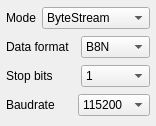
Above: Software/ComPortSharingSettingsWindow.ui from Orange-hanter/Marvie before the change. Below: the same form after it.
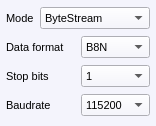
That is the form after the change.

```diff
--- a/Software/ComPortSharingSettingsWindow.ui
+++ b/Software/ComPortSharingSettingsWindow.ui
@@ -10,6 +10,454 @@
     <height>126</height>
    </rect>
   </property>
+  <property name="palette">
+   <palette>
+    <active>
+     <colorrole role="WindowText">
+      <brush brushstyle="SolidPattern">
+       <color alpha="255">
+        <red>0</red>
+        <green>0</green>
+        <blue>0</blue>
+       </color>
+      </brush>
+     </colorrole>
+     <colorrole role="Button">
+      <brush brushstyle="SolidPattern">
+       <color alpha="255">
+        <red>244</red>
+        <green>244</green>
+        <blue>252</blue>
+       </color>
+      </brush>
+     </colorrole>
+     <colorrole role="Light">
+      <brush brushstyle="SolidPattern">
+       <color alpha="255">
+        <red>255</red>
+        <green>255</green>
+        <blue>255</blue>
+       </color>
+      </brush>
+     </colorrole>
+     <colorrole role="Midlight">
+      <brush brushstyle="SolidPattern">
+       <color alpha="255">
+        <red>249</red>
+        <green>249</green>
+        <blue>253</blue>
+       </color>
+      </brush>
+     </colorrole>
+     <colorrole role="Dark">
+      <brush brushstyle="SolidPattern">
+       <color alpha="255">
+        <red>122</red>
+        <green>122</green>
+        <blue>126</blue>
+       </color>
+      </brush>
+     </colorrole>
+     <colorrole role="Mid">
+      <brush brushstyle="SolidPattern">
+       <color alpha="255">
+        <red>163</red>
+        <green>163</green>
+        <blue>168</blue>
+       </color>
+      </brush>
+     </colorrole>
+     <colorrole role="Text">
+      <brush brushstyle="SolidPattern">
+       <color alpha="255">
+        <red>0</red>
+        <green>0</green>
+        <blue>0</blue>
+       </color>
+      </brush>
+     </colorrole>
+     <colorrole role="BrightText">
+      <brush brushstyle="SolidPattern">
+       <color alpha="255">
+        <red>255</red>
+        <green>255</green>
+        <blue>255</blue>
+       </color>
+      </brush>
+     </colorrole>
+     <colorrole role="ButtonText">
+      <brush brushstyle="SolidPattern">
+       <color alpha="255">
+        <red>0</red>
+        <green>0</green>
+        <blue>0</blue>
+       </color>
+      </brush>
+     </colorrole>
+     <colorrole role="Base">
+      <brush brushstyle="SolidPattern">
+       <color alpha="255">
+        <red>255</red>
+        <green>255</green>
+        <blue>255</blue>
+       </color>
+      </brush>
+     </colorrole>
+     <colorrole role="Window">
+      <brush brushstyle="SolidPattern">
+       <color alpha="255">
+        <red>244</red>
+        <green>244</green>
+        <blue>252</blue>
+       </color>
+      </brush>
+     </colorrole>
+     <colorrole role="Shadow">
+      <brush brushstyle="SolidPattern">
+       <color alpha="255">
+        <red>0</red>
+        <green>0</green>
+        <blue>0</blue>
+       </color>
+      </brush>
+     </colorrole>
+     <colorrole role="AlternateBase">
+      <brush brushstyle="SolidPattern">
+       <color alpha="255">
+        <red>249</red>
+        <green>249</green>
+        <blue>253</blue>
+       </color>
+      </brush>
+     </colorrole>
+     <colorrole role="ToolTipBase">
+      <brush brushstyle="SolidPattern">
+       <color alpha="255">
+        <red>255</red>
+        <green>255</green>
+        <blue>220</blue>
+       </color>
+      </brush>
+     </colorrole>
+     <colorrole role="ToolTipText">
+      <brush brushstyle="SolidPattern">
+       <color alpha="255">
+        <red>0</red>
+        <green>0</green>
+        <blue>0</blue>
+       </color>
+      </brush>
+     </colorrole>
+     <colorrole role="PlaceholderText">
+      <brush brushstyle="SolidPattern">
+       <color alpha="128">
+        <red>0</red>
+        <green>0</green>
+        <blue>0</blue>
+       </color>
+      </brush>
+     </colorrole>
+    </active>
+    <inactive>
+     <colorrole role="WindowText">
+      <brush brushstyle="SolidPattern">
+       <color alpha="255">
+        <red>0</red>
+        <green>0</green>
+        <blue>0</blue>
+       </color>
+      </brush>
+     </colorrole>
+     <colorrole role="Button">
+      <brush brushstyle="SolidPattern">
+       <color alpha="255">
+        <red>244</red>
+        <green>244</green>
+        <blue>252</blue>
+       </color>
+      </brush>
+     </colorrole>
+     <colorrole role="Light">
+      <brush brushstyle="SolidPattern">
+       <color alpha="255">
+        <red>255</red>
+        <green>255</green>
+        <blue>255</blue>
+       </color>
+      </brush>
+     </colorrole>
+     <colorrole role="Midlight">
+      <brush brushstyle="SolidPattern">
+       <color alpha="255">
+        <red>249</red>
+        <green>249</green>
+        <blue>253</blue>
+       </color>
+      </brush>
+     </colorrole>
+     <colorrole role="Dark">
+      <brush brushstyle="SolidPattern">
+       <color alpha="255">
+        <red>122</red>
+        <green>122</green>
+        <blue>126</blue>
+       </color>
+      </brush>
+     </colorrole>
+     <colorrole role="Mid">
+      <brush brushstyle="SolidPattern">
+       <color alpha="255">
+        <red>163</red>
+        <green>163</green>
+        <blue>168</blue>
+       </color>
+      </brush>
+     </colorrole>
+     <colorrole role="Text">
+      <brush brushstyle="SolidPattern">
+       <color alpha="255">
+        <red>0</red>
+        <green>0</green>
+        <blue>0</blue>
+       </color>
+      </brush>
+     </colorrole>
+     <colorrole role="BrightText">
+      <brush brushstyle="SolidPattern">
+       <color alpha="255">
+        <red>255</red>
+        <green>255</green>
+        <blue>255</blue>
+       </color>
+      </brush>
+     </colorrole>
+     <colorrole role="ButtonText">
+      <brush brushstyle="SolidPattern">
+       <color alpha="255">
+        <red>0</red>
+        <green>0</green>
+        <blue>0</blue>
+       </color>
+      </brush>
+     </colorrole>
+     <colorrole role="Base">
+      <brush brushstyle="SolidPattern">
+       <color alpha="255">
+        <red>255</red>
+        <green>255</green>
+        <blue>255</blue>
+       </color>
+      </brush>
+     </colorrole>
+     <colorrole role="Window">
+      <brush brushstyle="SolidPattern">
+       <color alpha="255">
+        <red>244</red>
+        <green>244</green>
+        <blue>252</blue>
+       </color>
+      </brush>
+     </colorrole>
+     <colorrole role="Shadow">
+      <brush brushstyle="SolidPattern">
+       <color alpha="255">
+        <red>0</red>
+        <green>0</green>
+        <blue>0</blue>
+       </color>
+      </brush>
+     </colorrole>
+     <colorrole role="AlternateBase">
+      <brush brushstyle="SolidPattern">
+       <color alpha="255">
+        <red>249</red>
+        <green>249</green>
+        <blue>253</blue>
+       </color>
+      </brush>
+     </colorrole>
+     <colorrole role="ToolTipBase">
+      <brush brushstyle="SolidPattern">
+       <color alpha="255">
+        <red>255</red>
+        <green>255</green>
+        <blue>220</blue>
+       </color>
+      </brush>
+     </colorrole>
+     <colorrole role="ToolTipText">
+      <brush brushstyle="SolidPattern">
+       <color alpha="255">
+        <red>0</red>
+        <green>0</green>
+        <blue>0</blue>
+       </color>
+      </brush>
+     </colorrole>
+     <colorrole role="PlaceholderText">
+      <brush brushstyle="SolidPattern">
+       <color alpha="128">
+        <red>0</red>
+        <green>0</green>
+        <blue>0</blue>
+       </color>
+      </brush>
+     </colorrole>
+    </inactive>
+    <disabled>
+     <colorrole role="WindowText">
+      <brush brushstyle="SolidPattern">
+       <color alpha="255">
+        <red>122</red>
+        <green>122</green>
+        <blue>126</blue>
+       </color>
+      </brush>
+     </colorrole>
+     <colorrole role="Button">
+      <brush brushstyle="SolidPattern">
+       <color alpha="255">
+        <red>244</red>
+        <green>244</green>
+        <blue>252</blue>
+       </color>
+      </brush>
+     </colorrole>
+     <colorrole role="Light">
+      <brush brushstyle="SolidPattern">
+       <color alpha="255">
+        <red>255</red>
+        <green>255</green>
+        <blue>255</blue>
+       </color>
+      </brush>
+     </colorrole>
+     <colorrole role="Midlight">
+      <brush brushstyle="SolidPattern">
+       <color alpha="255">
+        <red>249</red>
+        <green>249</green>
+        <blue>253</blue>
+       </color>
+      </brush>
+     </colorrole>
+     <colorrole role="Dark">
+      <brush brushstyle="SolidPattern">
+       <color alpha="255">
+        <red>122</red>
+        <green>122</green>
+        <blue>126</blue>
+       </color>
+      </brush>
+     </colorrole>
+     <colorrole role="Mid">
+      <brush brushstyle="SolidPattern">
+       <color alpha="255">
+        <red>163</red>
+        <green>163</green>
+        <blue>168</blue>
+       </color>
+      </brush>
+     </colorrole>
+     <colorrole role="Text">
+      <brush brushstyle="SolidPattern">
+       <color alpha="255">
+        <red>122</red>
+        <green>122</green>
+        <blue>126</blue>
+       </color>
+      </brush>
+     </colorrole>
+     <colorrole role="BrightText">
+      <brush brushstyle="SolidPattern">
+       <color alpha="255">
+        <red>255</red>
+        <green>255</green>
+        <blue>255</blue>
+       </color>
+      </brush>
+     </colorrole>
+     <colorrole role="ButtonText">
+      <brush brushstyle="SolidPattern">
+       <color alpha="255">
+        <red>122</red>
+        <green>122</green>
+        <blue>126</blue>
+       </color>
+      </brush>
+     </colorrole>
+     <colorrole role="Base">
+      <brush brushstyle="SolidPattern">
+       <color alpha="255">
+        <red>244</red>
+        <green>244</green>
+        <blue>252</blue>
+       </color>
+      </brush>
+     </colorrole>
+     <colorrole role="Window">
+      <brush brushstyle="SolidPattern">
+       <color alpha="255">
+        <red>244</red>
+        <green>244</green>
+        <blue>252</blue>
+       </color>
+      </brush>
+     </colorrole>
+     <colorrole role="Shadow">
+      <brush brushstyle="SolidPattern">
+       <color alpha="255">
+        <red>0</red>
+        <green>0</green>
+        <blue>0</blue>
+       </color>
+      </brush>
+     </colorrole>
+     <colorrole role="AlternateBase">
+      <brush brushstyle="SolidPattern">
+       <color alpha="255">
+        <red>244</red>
+        <green>244</green>
+        <blue>252</blue>
+       </color>
+      </brush>
+     </colorrole>
+     <colorrole role="ToolTipBase">
+      <brush brushstyle="SolidPattern">
+       <color alpha="255">
+        <red>255</red>
+        <green>255</green>
+        <blue>220</blue>
+       </color>
+      </brush>
+     </colorrole>
+     <colorrole role="ToolTipText">
+      <brush brushstyle="SolidPattern">
+       <color alpha="255">
+        <red>0</red>
+        <green>0</green>
+        <blue>0</blue>
+       </color>
+      </brush>
+     </colorrole>
+     <colorrole role="PlaceholderText">
+      <brush brushstyle="SolidPattern">
+       <color alpha="128">
+        <red>0</red>
+        <green>0</green>
+        <blue>0</blue>
+       </color>
+      </brush>
+     </colorrole>
+    </disabled>
+   </palette>
+  </property>
+  <property name="font">
+   <font>
+    <family>Tahoma</family>
+    <pointsize>8</pointsize>
+   </font>
+  </property>
   <property name="windowTitle">
    <string>Form</string>
   </property>
```
